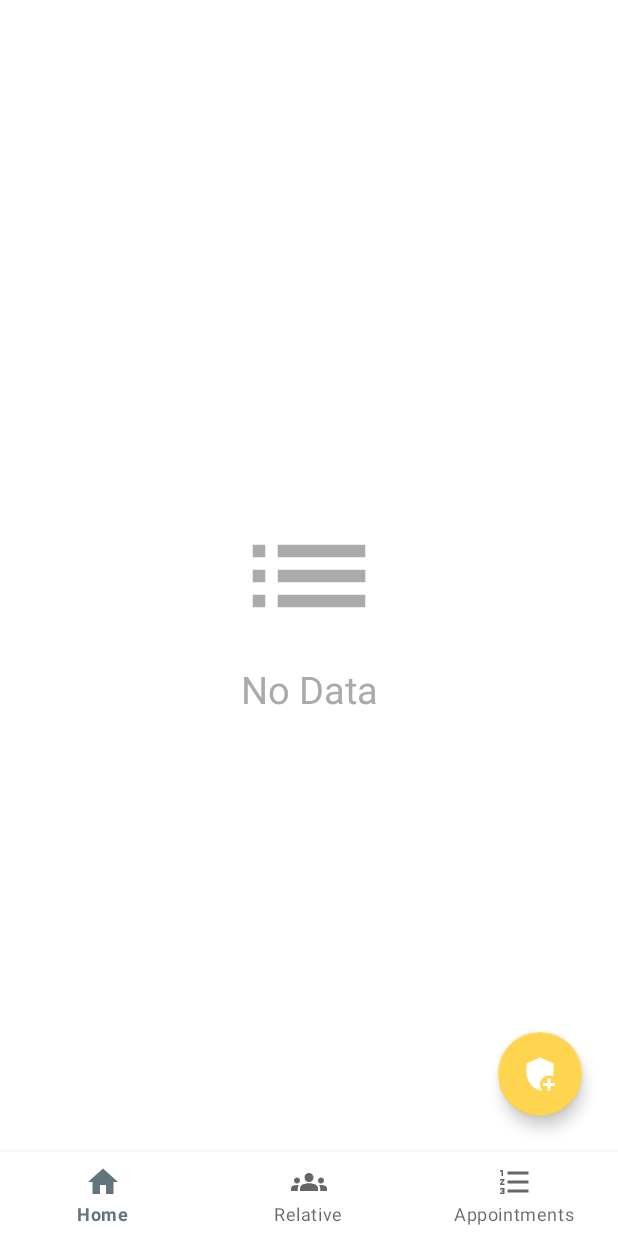
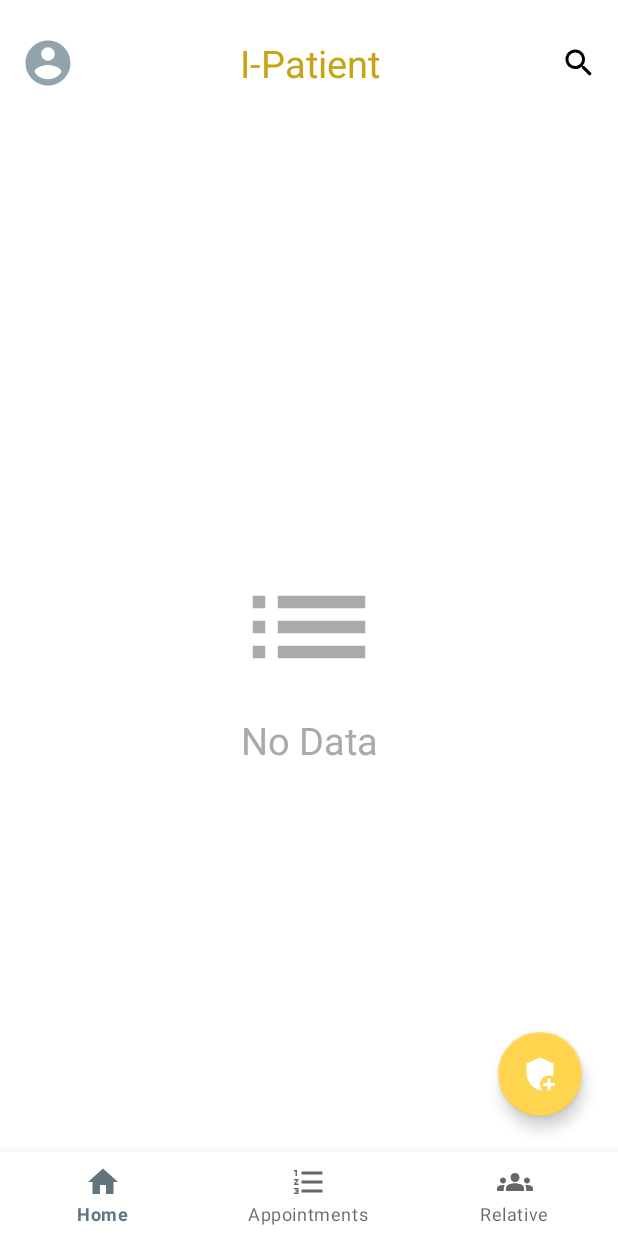
Before and after one commit to mokhtarmoustafa/IPatient, an Android app: the screen it shows after launch (MainActivity), on a phone screen of 412 x 824 dp. Run offline under Robolectric (Android 15) with nearby library versions, the phone set to English and light mode, and no system bars; our stand-ins replace data binding, navigation-ui.

Commit message:
home screen - include action search and profile

```diff
--- /dev/null
+++ b/app/src/main/res/drawable/ic_profile.xml
@@ -0,0 +1,10 @@
+<vector xmlns:android="http://schemas.android.com/apk/res/android"
+    android:width="24dp"
+    android:height="24dp"
+    android:viewportWidth="24"
+    android:viewportHeight="24"
+   >
+  <path
+      android:fillColor="@color/primaryColor"
+      android:pathData="M12,2C6.48,2 2,6.48 2,12s4.48,10 10,10 10,-4.48 10,-10S17.52,2 12,2zM12,5c1.66,0 3,1.34 3,3s-1.34,3 -3,3 -3,-1.34 -3,-3 1.34,-3 3,-3zM12,19.2c-2.5,0 -4.71,-1.28 -6,-3.22 0.03,-1.99 4,-3.08 6,-3.08 1.99,0 5.97,1.09 6,3.08 -1.29,1.94 -3.5,3.22 -6,3.22z"/>
+</vector>
--- /dev/null
+++ b/app/src/main/res/drawable/ic_search.xml
@@ -0,0 +1,10 @@
+<vector xmlns:android="http://schemas.android.com/apk/res/android"
+    android:width="24dp"
+    android:height="24dp"
+    android:viewportWidth="24"
+    android:viewportHeight="24"
+    >
+  <path
+      android:fillColor="@android:color/black"
+      android:pathData="M15.5,14h-0.79l-0.28,-0.27C15.41,12.59 16,11.11 16,9.5 16,5.91 13.09,3 9.5,3S3,5.91 3,9.5 5.91,16 9.5,16c1.61,0 3.09,-0.59 4.23,-1.57l0.27,0.28v0.79l5,4.99L20.49,19l-4.99,-5zM9.5,14C7.01,14 5,11.99 5,9.5S7.01,5 9.5,5 14,7.01 14,9.5 11.99,14 9.5,14z"/>
+</vector>
--- a/app/src/main/res/layout/activity_main.xml
+++ b/app/src/main/res/layout/activity_main.xml
@@ -11,18 +11,60 @@
         android:layout_width="match_parent"
         android:layout_height="match_parent"
             tools:context=".MainActivity">
+        <com.google.android.material.imageview.ShapeableImageView
+            android:id="@+id/iv_profile"
+            android:layout_width="36dp"
+            android:layout_height="36dp"
+            android:layout_marginTop="24dp"
+            android:src="@drawable/ic_profile"
+            app:layout_constraintStart_toStartOf="@+id/start"
+            app:layout_constraintTop_toTopOf="parent" />
+
+        <TextView
+            android:id="@+id/tv_app_name"
+            android:layout_width="wrap_content"
+            android:layout_height="wrap_content"
+            android:gravity="center"
+            android:text="@string/i_patient"
+            android:textColor="@color/secondaryDarkColor"
+            android:textSize="25sp"
+            app:layout_constraintBottom_toBottomOf="@+id/iv_profile"
+            app:layout_constraintEnd_toEndOf="parent"
+            app:layout_constraintStart_toStartOf="parent"
+            app:layout_constraintTop_toTopOf="@+id/iv_profile" />
+
+        <com.google.android.material.imageview.ShapeableImageView
+            android:id="@+id/iv_search"
+            android:layout_width="24dp"
+            android:layout_height="24dp"
+            android:src="@drawable/ic_search"
+            app:layout_constraintBottom_toBottomOf="@+id/iv_profile"
+            app:layout_constraintEnd_toStartOf="@+id/end"
+            app:layout_constraintTop_toTopOf="@+id/iv_profile" />
 
         <androidx.fragment.app.FragmentContainerView
             android:id="@+id/fragmentContainerView"
             android:name="androidx.navigation.fragment.NavHostFragment"
             android:layout_width="0dp"
             android:layout_height="0dp"
+            android:layout_marginTop="8dp"
             app:defaultNavHost="true"
             app:layout_constraintBottom_toBottomOf="parent"
             app:layout_constraintEnd_toEndOf="parent"
             app:layout_constraintStart_toStartOf="parent"
-            app:layout_constraintTop_toTopOf="parent"
+            app:layout_constraintTop_toBottomOf="@+id/iv_profile"
             app:navGraph="@navigation/nav_graph_home" />
-
+        <androidx.constraintlayout.widget.Guideline
+            android:id="@+id/start"
+            android:layout_width="wrap_content"
+            android:layout_height="wrap_content"
+            android:orientation="vertical"
+            app:layout_constraintGuide_begin="14dp" />
+        <androidx.constraintlayout.widget.Guideline
+            android:id="@+id/end"
+            android:layout_width="wrap_content"
+            android:layout_height="wrap_content"
+            android:orientation="vertical"
+            app:layout_constraintGuide_end="14dp" />
     </androidx.constraintlayout.widget.ConstraintLayout>
 </layout>
--- a/app/src/main/res/layout/home_fragment.xml
+++ b/app/src/main/res/layout/home_fragment.xml
@@ -5,6 +5,7 @@
     android:layout_width="match_parent"
     android:layout_height="match_parent"
     tools:context=".ui.home.HomeFragment">
+
 
     <ImageView
         android:id="@+id/iv_empty_data"
--- a/app/src/main/res/menu/home_menu.xml
+++ b/app/src/main/res/menu/home_menu.xml
@@ -4,13 +4,15 @@
         android:id="@+id/item_home"
         android:icon="@drawable/ic_home"
         android:title="@string/home" />
+
+    <item
+        android:id="@+id/item_appointment"
+        android:icon="@drawable/ic_appointments"
+        android:title="@string/appointments" />
     <item
         android:id="@+id/item_relative"
         android:icon="@drawable/ic_relative"
         android:title="@string/relative" />
-    <item
-        android:id="@+id/item_appointment"
-        android:icon="@drawable/ic_appointments"
-        android:title="@string/appointments" />
+
 
 </menu>
```
